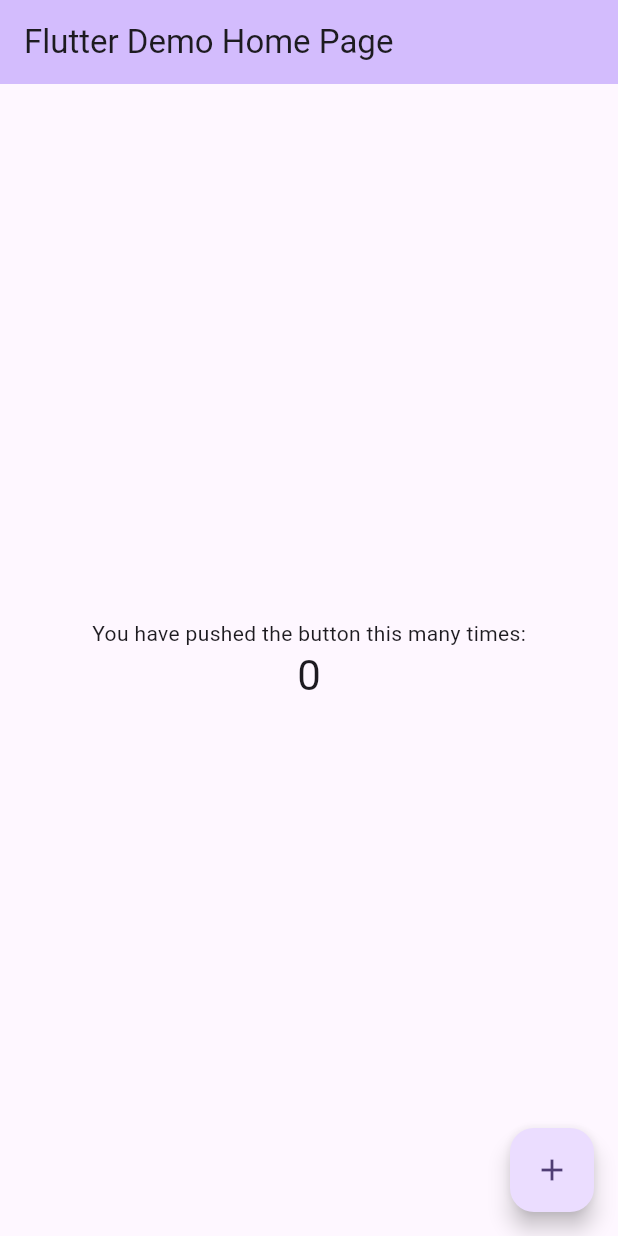
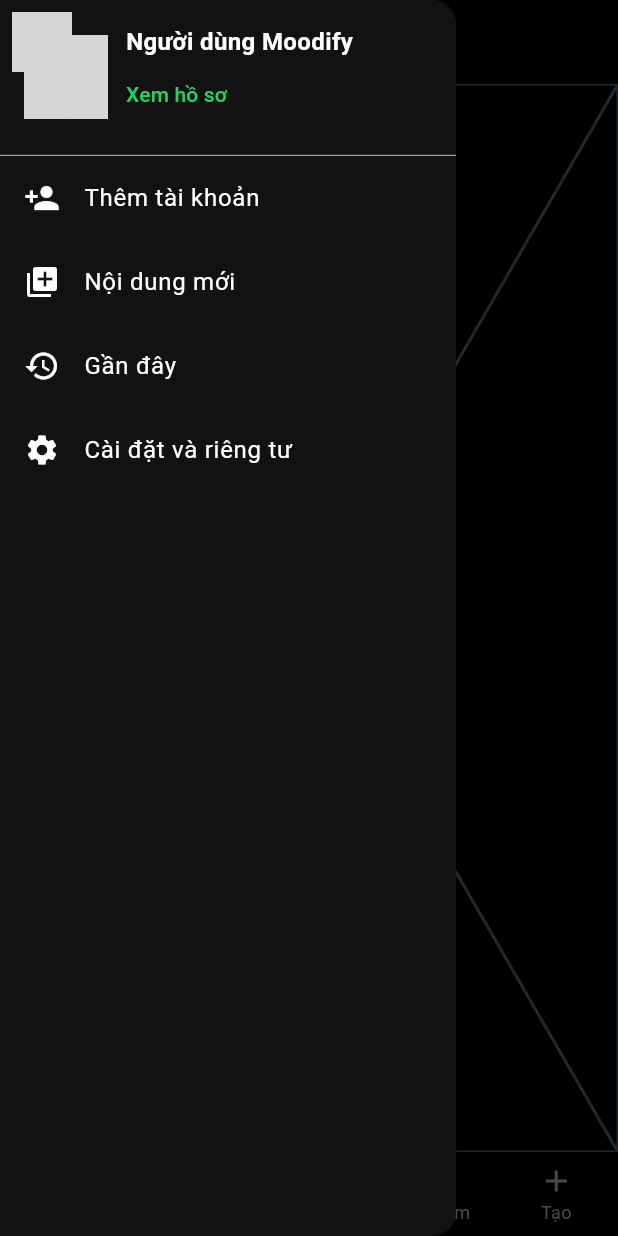
Before and after one commit to khanh21s/2025_LTTBDD_N05_DOAN_VAN_KHANH, a Flutter app: the screen it shows after launch, with the side drawer open (before the commit the screen has no drawer), on a phone screen of 412 x 824 dp. Run offline on Flutter 3.47's test engine with Material 3 defaults, Android fonts, the phone set to English and light mode, and no system bars; grey boxes are pictures that could not be loaded.

Commit message:
them thanh nav va sideber

```diff
--- a/lib/main.dart
+++ b/lib/main.dart
@@ -1,122 +1,24 @@
 import 'package:flutter/material.dart';
+import 'package:my_app/screens/main_screen.dart';
 
-void main() {
-  runApp(const MyApp());
+void main(){
+  runApp(MyApp());
 }
 
 class MyApp extends StatelessWidget {
   const MyApp({super.key});
 
-  // This widget is the root of your application.
   @override
   Widget build(BuildContext context) {
     return MaterialApp(
-      title: 'Flutter Demo',
+      title:'Moodify',
+      debugShowCheckedModeBanner: false,
       theme: ThemeData(
-        // This is the theme of your application.
-        //
-        // TRY THIS: Try running your application with "flutter run". You'll see
-        // the application has a purple toolbar. Then, without quitting the app,
-        // try changing the seedColor in the colorScheme below to Colors.green
-        // and then invoke "hot reload" (save your changes or press the "hot
-        // reload" button in a Flutter-supported IDE, or press "r" if you used
-        // the command line to start the app).
-        //
-        // Notice that the counter didn't reset back to zero; the application
-        // state is not lost during the reload. To reset the state, use hot
-        // restart instead.
-        //
-        // This works for code too, not just values: Most code changes can be
-        // tested with just a hot reload.
-        colorScheme: ColorScheme.fromSeed(seedColor: Colors.deepPurple),
+        brightness: Brightness.dark,
+        scaffoldBackgroundColor: Colors.black,
+        primaryColor: Colors.green,
       ),
-      home: const MyHomePage(title: 'Flutter Demo Home Page'),
+      home: const MainScreen(),
     );
   }
 }
-
-class MyHomePage extends StatefulWidget {
-  const MyHomePage({super.key, required this.title});
-
-  // This widget is the home page of your application. It is stateful, meaning
-  // that it has a State object (defined below) that contains fields that affect
-  // how it looks.
-
-  // This class is the configuration for the state. It holds the values (in this
-  // case the title) provided by the parent (in this case the App widget) and
-  // used by the build method of the State. Fields in a Widget subclass are
-  // always marked "final".
-
-  final String title;
-
-  @override
-  State<MyHomePage> createState() => _MyHomePageState();
-}
-
-class _MyHomePageState extends State<MyHomePage> {
-  int _counter = 0;
-
-  void _incrementCounter() {
-    setState(() {
-      // This call to setState tells the Flutter framework that something has
-      // changed in this State, which causes it to rerun the build method below
-      // so that the display can reflect the updated values. If we changed
-      // _counter without calling setState(), then the build method would not be
-      // called again, and so nothing would appear to happen.
-      _counter++;
-    });
-  }
-
-  @override
-  Widget build(BuildContext context) {
-    // This method is rerun every time setState is called, for instance as done
-    // by the _incrementCounter method above.
-    //
-    // The Flutter framework has been optimized to make rerunning build methods
-    // fast, so that you can just rebuild anything that needs updating rather
-    // than having to individually change instances of widgets.
-    return Scaffold(
-      appBar: AppBar(
-        // TRY THIS: Try changing the color here to a specific color (to
-        // Colors.amber, perhaps?) and trigger a hot reload to see the AppBar
-        // change color while the other colors stay the same.
-        backgroundColor: Theme.of(context).colorScheme.inversePrimary,
-        // Here we take the value from the MyHomePage object that was created by
-        // the App.build method, and use it to set our appbar title.
-        title: Text(widget.title),
-      ),
-      body: Center(
-        // Center is a layout widget. It takes a single child and positions it
-        // in the middle of the parent.
-        child: Column(
-          // Column is also a layout widget. It takes a list of children and
-          // arranges them vertically. By default, it sizes itself to fit its
-          // children horizontally, and tries to be as tall as its parent.
-          //
-          // Column has various properties to control how it sizes itself and
-          // how it positions its children. Here we use mainAxisAlignment to
-          // center the children vertically; the main axis here is the vertical
-          // axis because Columns are vertical (the cross axis would be
-          // horizontal).
-          //
-          // TRY THIS: Invoke "debug painting" (choose the "Toggle Debug Paint"
-          // action in the IDE, or press "p" in the console), to see the
-          // wireframe for each widget.
-          mainAxisAlignment: MainAxisAlignment.center,
-          children: <Widget>[
-            const Text('You have pushed the button this many times:'),
-            Text(
-              '$_counter',
-              style: Theme.of(context).textTheme.headlineMedium,
-            ),
-          ],
-        ),
-      ),
-      floatingActionButton: FloatingActionButton(
-        onPressed: _incrementCounter,
-        tooltip: 'Increment',
-        child: const Icon(Icons.add),
-      ), // This trailing comma makes auto-formatting nicer for build methods.
-    );
-  }
-}
--- a/lib/pages/home_page.dart
+++ b/lib/pages/home_page.dart
@@ -0,0 +1,10 @@
+import 'package:flutter/material.dart';
+
+class HomePage extends StatelessWidget {
+  const HomePage({super.key});
+
+  @override
+  Widget build(BuildContext context) {
+    return const Placeholder();
+  }
+}
--- a/lib/pages/library_page.dart
+++ b/lib/pages/library_page.dart
@@ -0,0 +1,10 @@
+import 'package:flutter/material.dart';
+
+class LibraryPage extends StatelessWidget {
+  const LibraryPage({super.key});
+
+  @override
+  Widget build(BuildContext context) {
+    return const Placeholder();
+  }
+}
--- a/lib/pages/premium_page.dart
+++ b/lib/pages/premium_page.dart
@@ -0,0 +1,10 @@
+import 'package:flutter/material.dart';
+
+class PremiumPage extends StatelessWidget {
+  const PremiumPage({super.key});
+
+  @override
+  Widget build(BuildContext context) {
+    return const Placeholder();
+  }
+}
--- a/lib/pages/search_page.dart
+++ b/lib/pages/search_page.dart
@@ -0,0 +1,10 @@
+import 'package:flutter/material.dart';
+
+class SearchPage extends StatelessWidget {
+  const SearchPage({super.key});
+
+  @override
+  Widget build(BuildContext context) {
+    return const Placeholder();
+  }
+}
--- a/lib/screens/main_screen.dart
+++ b/lib/screens/main_screen.dart
@@ -0,0 +1,69 @@
+import 'package:flutter/material.dart';
+import '../widgets/navigation.dart';
+import '../widgets/sidebar.dart';
+import '../pages/home_page.dart';
+import '../pages/search_page.dart';
+import '../pages/library_page.dart';
+import '../pages/premium_page.dart';
+
+class MainScreen extends StatefulWidget {
+  const MainScreen({super.key});
+
+  @override
+  State<MainScreen> createState() => _MainScreenState();
+}
+
+class _MainScreenState extends State<MainScreen> {
+  late int _currentIndex = 0;
+
+  final List<Widget> _pages = const [
+    HomePage(),
+    SearchPage(),
+    LibraryPage(),
+    PremiumPage(),
+  ];
+
+  @override
+  Widget build(BuildContext context) {
+    return Scaffold(
+      backgroundColor: Colors.black,
+
+      appBar: (_currentIndex != 3 && _currentIndex != 4)
+          ? AppBar(
+        backgroundColor: Colors.black,
+        elevation: 0,
+        leading: Builder(
+          builder: (context) {
+            return GestureDetector(
+              onTap: () {
+                Scaffold.of(context).openDrawer();
+              },
+              child: const Padding(
+                padding: EdgeInsets.all(8.0),
+                child: CircleAvatar(
+                  radius: 18, // kích thước avatar
+                  backgroundImage: AssetImage('assets/images/avatar.jpg'),
+                ),
+              ),
+            );
+          },
+        ),
+        title: const Text(
+          "Moodify",
+          style: TextStyle(color: Colors.white),
+        ),
+      )
+          : null,
+      drawer: const Sidebar(),
+
+      body: BottomNavBar(
+        pages: _pages,
+        onPageChanged: (index) {
+          setState(() {
+            _currentIndex = index;
+          });
+        },
+      ),
+    );
+  }
+}
--- a/lib/widgets/navigation.dart
+++ b/lib/widgets/navigation.dart
@@ -0,0 +1,116 @@
+import 'package:flutter/material.dart';
+
+class BottomNavBar extends StatefulWidget {
+  final List<Widget> pages;
+  final Function(int)? onPageChanged;
+
+  const BottomNavBar({
+    super.key,
+    required this.pages,
+    required this.onPageChanged,
+  });
+
+  @override
+  State<BottomNavBar> createState() => _BottomNavBarState();
+}
+
+class _BottomNavBarState extends State<BottomNavBar> {
+  int _selectedIndex = 0;
+
+  @override
+  Widget build(BuildContext context) {
+    return Column(
+      children: [
+        Expanded(
+          child: IndexedStack(
+            index: _selectedIndex,
+            children: widget.pages,
+          ),
+        ),
+        BottomNavigationBar(
+          currentIndex: _selectedIndex,
+          onTap: (index) {
+            setState(() {
+              if (index == 4) {
+                _showCreateDialog(context);
+              } else {
+                _selectedIndex = index;
+                widget.onPageChanged?.call(index);
+              }
+            });
+          },
+          type: BottomNavigationBarType.fixed,
+          backgroundColor: Colors.black,
+          selectedItemColor: Colors.white,
+          unselectedItemColor: Colors.grey,
+          selectedFontSize: 12,
+          unselectedFontSize: 12,
+          elevation: 0,
+          items: const [
+            BottomNavigationBarItem(
+              icon: Icon(Icons.home_outlined),
+              activeIcon: Icon(Icons.home),
+              label: 'Trang chủ',
+            ),
+            BottomNavigationBarItem(
+              icon: Icon(Icons.search),
+              label: 'Tìm kiếm',
+            ),
+            BottomNavigationBarItem(
+              icon: Icon(Icons.library_music_outlined),
+              activeIcon: Icon(Icons.library_music),
+              label: 'Thư viện',
+            ),
+            BottomNavigationBarItem(
+              icon: Icon(Icons.workspace_premium_outlined),
+              activeIcon: Icon(Icons.workspace_premium),
+              label: 'Premium',
+            ),
+            BottomNavigationBarItem(
+              icon: Icon(Icons.add_outlined),
+              activeIcon: Icon(Icons.cancel_outlined),
+              label: 'Tạo',
+            ),
+          ],
+        ),
+      ],
+    );
+  }
+  void _showCreateDialog(BuildContext context) {
+    showModalBottomSheet(
+      context: context,
+      backgroundColor: const Color(0xFF282828),
+      shape: const RoundedRectangleBorder(
+        borderRadius: BorderRadius.vertical(top: Radius.circular(16)),
+      ),
+      builder: (context) => Container(
+        padding: const EdgeInsets.all(20),
+        child: Column(
+          mainAxisSize: MainAxisSize.min,
+          children: [
+            ListTile(
+              leading: const Icon(Icons.playlist_add, color: Colors.white),
+              title: const Text(
+                'Tạo playlist',
+                style: TextStyle(color: Colors.white, fontSize: 16),
+              ),
+              onTap: () {
+                Navigator.pop(context);
+              },
+            ),
+            ListTile(
+              leading: const Icon(Icons.folder_outlined, color: Colors.white),
+              title: const Text(
+                'Tạo thư mục playlist',
+                style: TextStyle(color: Colors.white, fontSize: 16),
+              ),
+              onTap: () {
+                Navigator.pop(context);
+              },
+            ),
+          ],
+        ),
+      ),
+    );
+  }
+}
--- /dev/null
+++ b/lib/widgets/sidebar.dart
@@ -0,0 +1,121 @@
+import 'package:flutter/material.dart';
+
+class Sidebar extends StatefulWidget {
+  const Sidebar({super.key});
+
+  @override
+  State<Sidebar> createState() => _SidebarState();
+}
+
+class _SidebarState extends State<Sidebar> {
+  String username = "Người dùng Moodify";
+  String avatarPath = "assets/images/avatar.jpg";
+
+  @override
+  Widget build(BuildContext context) {
+    return Drawer(
+      backgroundColor: const Color(0xFF121212),
+      child: SizedBox(
+        width: MediaQuery.of(context).size.width * 0.9,
+        child: Column(
+          crossAxisAlignment: CrossAxisAlignment.start,
+          children: [
+            // Header
+            Container(
+              padding: const EdgeInsets.all(16),
+              color: Color(0xFF121212),
+              child: Row(
+                crossAxisAlignment: CrossAxisAlignment.center,
+                children: [
+                  // Avatar
+                  CircleAvatar(
+                    radius: 28,
+                    backgroundImage: AssetImage(avatarPath),
+                  ),
+                  const SizedBox(width: 12),
+                  // Tên + nút "Xem hồ sơ"
+                  Column(
+                    crossAxisAlignment: CrossAxisAlignment.start,
+                    children: [
+                      Text(
+                        username,
+                        style: const TextStyle(
+                          color: Colors.white,
+                          fontWeight: FontWeight.bold,
+                          fontSize: 16,
+                        ),
+                      ),
+                      TextButton(
+                        onPressed: () {
+                          Navigator.pop(context);
+                          // TODO: đi đến trang hồ sơ
+                        },
+                        style: TextButton.styleFrom(
+                          padding: EdgeInsets.zero,
+                          minimumSize: const Size(50, 24),
+                        ),
+                        child: const Text(
+                          "Xem hồ sơ",
+                          style: TextStyle(color: Color(0xFF1ED760)),
+                        ),
+                      ),
+                    ],
+                  ),
+                ],
+              ),
+            ),
+            const Divider(
+              color: Colors.white,
+              height: 1,
+              thickness: 0.5,
+            ),
+            // Body
+            Expanded(
+              child: ListView(
+                children: [
+                  ListTile(
+                    leading: const Icon(Icons.person_add, color: Colors.white),
+                    title: const Text("Thêm tài khoản",
+                        style: TextStyle(color: Colors.white)),
+                    onTap: () {
+                      Navigator.pop(context);
+                      // TODO: xử lý thêm tài khoản
+                    },
+                  ),
+                  ListTile(
+                    leading: const Icon(Icons.library_add, color: Colors.white),
+                    title: const Text("Nội dung mới",
+                        style: TextStyle(color: Colors.white)),
+                    onTap: () {
+                      Navigator.pop(context);
+                      // TODO: xử lý nội dung mới
+                    },
+                  ),
+                  ListTile(
+                    leading: const Icon(Icons.history, color: Colors.white),
+                    title: const Text("Gần đây",
+                        style: TextStyle(color: Colors.white)),
+                    onTap: () {
+                      Navigator.pop(context);
+                      // TODO: xử lý gần đây
+                    },
+                  ),
+                  ListTile(
+                    leading: const Icon(Icons.settings, color: Colors.white),
+                    title: const Text("Cài đặt và riêng tư",
+                        style: TextStyle(color: Colors.white)),
+                    onTap: () {
+                      Navigator.pop(context);
+                      // TODO: xử lý cài đặt
+                    },
+                  ),
+                ],
+              ),
+            ),
+          ],
+        ),
+      ),
+
+    );
+  }
+}
```
Also changed, not shown: lib/widgets/home_page/header.dart (deleted).
